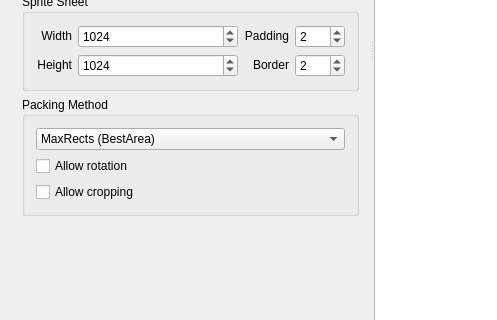
Above: mainwindow.ui from bazgt/SpriteBuncher before the change; both pictures show x 0 to 497 and y 294 to 614 of the 1000 by 700 pixel window. Below: the same form after it.
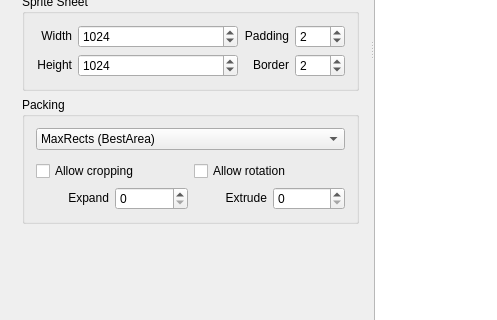
That is the form after the change. Icons and pictures are not drawn.

Commit message:
Added expand and extrude code + UI options.
Extrusion doesn't affect packing, its just a visual effect. Extend incr
the actual sprite size.

The edit to the form file:
```diff
--- a/mainwindow.ui
+++ b/mainwindow.ui
@@ -38,14 +38,14 @@
          <rect>
           <x>0</x>
           <y>0</y>
-          <width>372</width>
-          <height>538</height>
+          <width>296</width>
+          <height>523</height>
          </rect>
         </property>
         <attribute name="label">
          <string>Settings</string>
         </attribute>
-        <layout class="QVBoxLayout" name="verticalLayout_2">
+        <layout class="QVBoxLayout" name="verticalLayout">
          <item>
           <widget class="QGroupBox" name="groupBox_3">
            <property name="minimumSize">
@@ -303,10 +303,10 @@
          <item>
           <widget class="QGroupBox" name="groupBox">
            <property name="title">
-            <string>Packing Method</string>
+            <string>Packing</string>
            </property>
-           <layout class="QVBoxLayout" name="verticalLayout">
-            <item>
+           <layout class="QGridLayout" name="gridLayout_2">
+            <item row="0" column="0" colspan="2">
              <widget class="QComboBox" name="methodComboBox">
               <item>
                <property name="text">
@@ -355,20 +355,72 @@
               </item>
              </widget>
             </item>
-            <item>
-             <widget class="QCheckBox" name="rotationCheckBox">
-              <property name="text">
-               <string>Allow rotation</string>
+            <item row="1" column="0">
+             <spacer name="verticalSpacer_2">
+              <property name="orientation">
+               <enum>Qt::Vertical</enum>
               </property>
-             </widget>
+              <property name="sizeType">
+               <enum>QSizePolicy::Fixed</enum>
+              </property>
+              <property name="sizeHint" stdset="0">
+               <size>
+                <width>20</width>
+                <height>5</height>
+               </size>
+              </property>
+             </spacer>
             </item>
-            <item>
+            <item row="2" column="0">
              <widget class="QCheckBox" name="croppingCheckBox">
               <property name="text">
                <string>Allow cropping</string>
               </property>
              </widget>
             </item>
+            <item row="2" column="1">
+             <widget class="QCheckBox" name="rotationCheckBox">
+              <property name="text">
+               <string>Allow rotation</string>
+              </property>
+             </widget>
+            </item>
+            <item row="3" column="0">
+             <layout class="QHBoxLayout" name="horizontalLayout">
+              <item>
+               <widget class="QLabel" name="label_9">
+                <property name="text">
+                 <string>&lt;html&gt;&lt;head/&gt;&lt;body&gt;&lt;p align=&quot;right&quot;&gt;Expand&lt;/p&gt;&lt;/body&gt;&lt;/html&gt;</string>
+                </property>
+               </widget>
+              </item>
+              <item>
+               <widget class="QSpinBox" name="expandSpinBox">
+                <property name="maximum">
+                 <number>1000</number>
+                </property>
+               </widget>
+              </item>
+             </layout>
+            </item>
+            <item row="3" column="1">
+             <layout class="QHBoxLayout" name="horizontalLayout_3">
+              <item>
+               <widget class="QLabel" name="label_10">
+                <property name="text">
+                 <string>&lt;html&gt;&lt;head/&gt;&lt;body&gt;&lt;p align=&quot;right&quot;&gt;Extrude&lt;/p&gt;&lt;/body&gt;&lt;/html&gt;</string>
+                </property>
+               </widget>
+              </item>
+              <item>
+               <widget class="QSpinBox" name="extrudeSpinBox">
+                <property name="maximum">
+                 <number>1000</number>
+                </property>
+               </widget>
+              </item>
+             </layout>
+            </item>
            </layout>
           </widget>
          </item>
```
Left out of the diff: 72 changed lines with no effect on the pictures. The commit also changes 4 other files.
